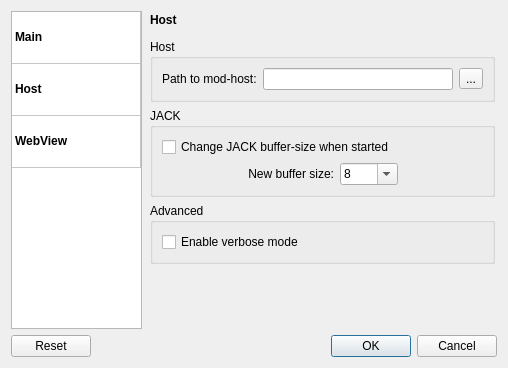
Qt form resources/ui/mod_settings.ui (mod-audio/mod-app-legacy) before a commit.
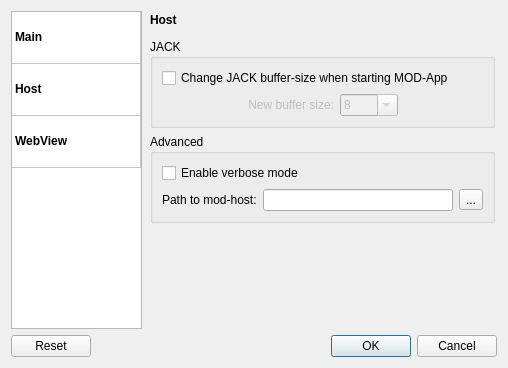
The same form after that commit. The open tabs and pages were chosen to show the change. Icons and pictures are not drawn.

Commit message: Settings now fully working

The edit to the form file:
```diff
--- a/resources/ui/mod_settings.ui
+++ b/resources/ui/mod_settings.ui
@@ -339,36 +339,6 @@
            </item>
           </layout>
          </item>
-         <item>
-          <widget class="QGroupBox" name="groupBox">
-           <property name="title">
-            <string>Host</string>
-           </property>
-           <layout class="QVBoxLayout" name="verticalLayout_6">
-            <item>
-             <layout class="QHBoxLayout" name="horizontalLayout_4">
-              <item>
-               <widget class="QLabel" name="label_host_path">
-                <property name="text">
-                 <string>Path to mod-host:</string>
-                </property>
-               </widget>
-              </item>
-              <item>
-               <widget class="QLineEdit" name="le_host_path"/>
-              </item>
-              <item>
-               <widget class="QToolButton" name="tb_host_path">
-                <property name="text">
-                 <string>...</string>
-                </property>
-               </widget>
-              </item>
-             </layout>
-            </item>
-           </layout>
-          </widget>
-         </item>
          <item>
           <widget class="QGroupBox" name="group_host_jack">
            <property name="title">
@@ -393,6 +363,9 @@
             </item>
             <item row="1" column="1" colspan="2">
              <widget class="QLabel" name="label_host_jack_bufsize_value">
+              <property name="enabled">
+               <bool>false</bool>
+              </property>
               <property name="text">
                <string>New buffer size:</string>
               </property>
@@ -402,7 +375,10 @@
              </widget>
             </item>
             <item row="1" column="3">
-             <widget class="QComboBox" name="cb_host_jack_bufsize_change">
+             <widget class="QComboBox" name="cb_host_jack_bufsize_value">
+              <property name="enabled">
+               <bool>false</bool>
+              </property>
               <property name="editable">
                <bool>true</bool>
               </property>
@@ -477,9 +453,9 @@
              </spacer>
             </item>
             <item row="0" column="0" colspan="5">
-             <widget class="QCheckBox" name="cb_host_jack_bufsize_value">
+             <widget class="QCheckBox" name="cb_host_jack_bufsize_change">
               <property name="text">
-               <string>Change JACK buffer-size when started</string>
+               <string>Change JACK buffer-size when starting MOD-App</string>
               </property>
              </widget>
             </item>
@@ -499,6 +475,27 @@
               </property>
              </widget>
             </item>
+            <item>
+             <layout class="QHBoxLayout" name="horizontalLayout_4">
+              <item>
+               <widget class="QLabel" name="label_host_path">
+                <property name="text">
+                 <string>Path to mod-host:</string>
+                </property>
+               </widget>
+              </item>
+              <item>
+               <widget class="QLineEdit" name="le_host_path"/>
+              </item>
+              <item>
+               <widget class="QToolButton" name="tb_host_path">
+                <property name="text">
+                 <string>...</string>
+                </property>
+               </widget>
+              </item>
+             </layout>
+            </item>
            </layout>
           </widget>
          </item>
```
Left out of the diff: 52 changed lines with no effect on the pictures. The commit also changes 9 other files.
